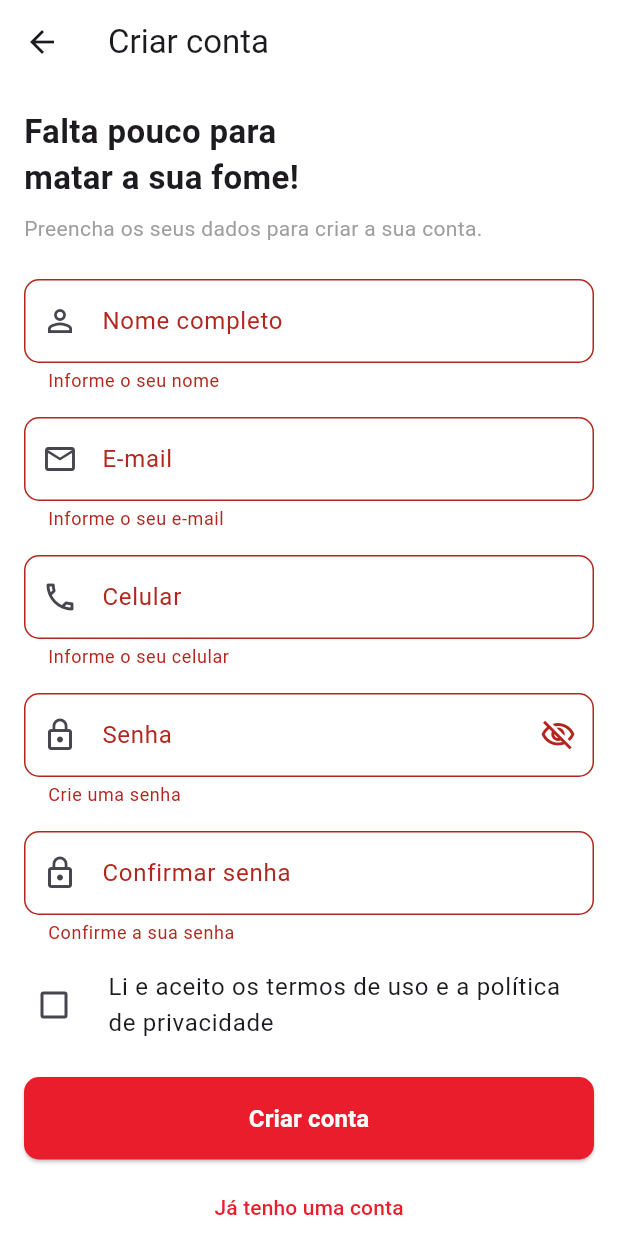
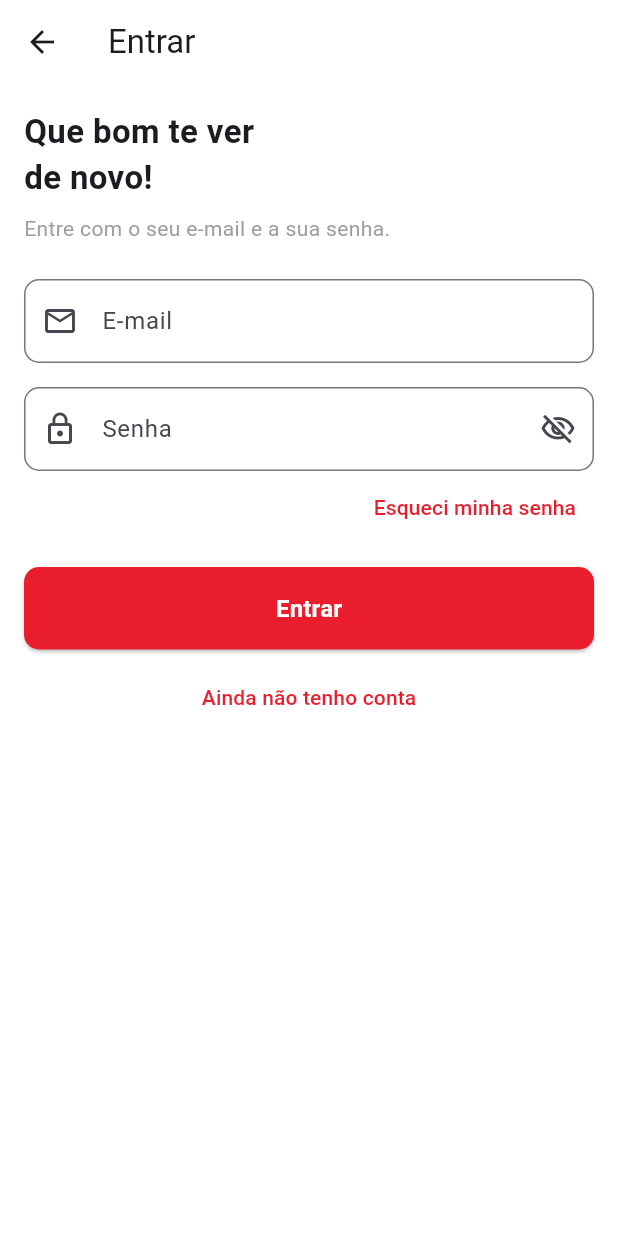
Before and after one commit to AndriuCoelho/restaurant-delivery, a Flutter app: the SignUpPage screen opened directly, after a tap on "Criar conta", after a tap on "Já tenho uma conta", on a phone screen of 412 x 824 dp. Run offline on Flutter 3.47's test engine with Material 3 defaults, Android fonts, the phone set to English and light mode, and no system bars; our stand-ins replace dio; network calls fail.

Commit message:
Implementação da tela de login

```diff
--- /dev/null
+++ b/lib/viewmodels/login_viewmodel.dart
@@ -0,0 +1,28 @@
+class LoginViewmodel {
+
+  // E-mail: obrigatório, no formato nome@dominio.com
+  String? validateEmail(String? value) {
+    final email = value?.trim() ?? '';
+    if (email.isEmpty) return 'Informe o seu e-mail';
+
+    final emailRegex = RegExp(r'^[\w.+-]+@[\w-]+\.[\w.]+$');
+    if (!emailRegex.hasMatch(email)) return 'E-mail inválido';
+    return null;
+  }
+
+  // Senha: no login, só precisa estar preenchida
+  String? validatePassword(String? value) {
+    if (value == null || value.isEmpty) return 'Informe a sua senha';
+    return null;
+  }
+
+  Future<String?> login({
+    required String email,
+    required String password,
+  }) async {
+    // mock: simula o tempo de uma chamada ao servidor
+    await Future.delayed(const Duration(seconds: 2));
+
+    return null; // null = deu certo
+  }
+}
--- /dev/null
+++ b/lib/views/pages/login_page.dart
@@ -0,0 +1,226 @@
+import 'package:flutter/material.dart';
+import 'package:guia_restaurantes/viewmodels/login_viewmodel.dart';
+import 'package:guia_restaurantes/views/pages/sign_up_page.dart';
+
+class LoginPage extends StatefulWidget {
+
+  static const _ifoodRed = Color(0xFFEA1D2C);
+
+  const LoginPage({
+    super.key
+  });
+
+  @override
+  State<LoginPage> createState() => _LoginPageState();
+}
+
+class _LoginPageState extends State<LoginPage> {
+
+  final _viewModel = LoginViewmodel();
+  final _formKey = GlobalKey<FormState>();
+
+  final _emailController = TextEditingController();
+  final _passwordController = TextEditingController();
+
+  bool _obscurePassword = true;
+  bool _isLoading = false;
+
+  @override
+  void dispose() {
+    _emailController.dispose();
+    _passwordController.dispose();
+    super.dispose();
+  }
+
+  Future<void> _submit() async {
+    // 1. valida os campos
+    final isValid = _formKey.currentState!.validate();
+    if (!isValid) return;
+
+    // 2. liga o carregamento
+    setState(() {
+      _isLoading = true;
+    });
+
+    // 3. pede o login ao ViewModel e espera a resposta
+    final error = await _viewModel.login(
+      email: _emailController.text,
+      password: _passwordController.text,
+    );
+
+    // 4. se a tela foi fechada durante a espera, para aqui
+    if (!mounted) return;
+
+    setState(() {
+      _isLoading = false;
+    });
+
+    // 5. erro: mostra a mensagem e fica na tela
+    if (error != null) {
+      ScaffoldMessenger.of(context).showSnackBar(
+        SnackBar(content: Text(error)),
+      );
+      return;
+    }
+
+    // 6. deu certo: avisa e volta para o Perfil
+    ScaffoldMessenger.of(context).showSnackBar(
+      const SnackBar(content: Text('Que bom te ver de novo!')),
+    );
+    Navigator.pop(context);
+  }
+
+  @override
+  Widget build(BuildContext context) {
+    return Scaffold(
+      backgroundColor: Colors.white,
+      appBar: AppBar(
+        backgroundColor: Colors.white,
+        title: const Text('Entrar'),
+      ),
+      body: SafeArea(
+        child: SingleChildScrollView(
+          padding: const EdgeInsets.all(16),
+          child: Form(
+            key: _formKey,
+            child: Column(
+              crossAxisAlignment: CrossAxisAlignment.stretch,
+              children: [
+                _buildHeader(),
+                const SizedBox(height: 24),
+
+                _buildField(
+                  label: 'E-mail',
+                  icon: Icons.mail_outline,
+                  keyboardType: TextInputType.emailAddress,
+                  controller: _emailController,
+                  validator: _viewModel.validateEmail,
+                ),
+                const SizedBox(height: 16),
+
+                _buildField(
+                  label: 'Senha',
+                  icon: Icons.lock_outline,
+                  obscureText: _obscurePassword,
+                  controller: _passwordController,
+                  validator: _viewModel.validatePassword,
+                  suffixIcon: IconButton(
+                    onPressed: () {
+                      setState(() {
+                        _obscurePassword = !_obscurePassword;
+                      });
+                    },
+                    icon: Icon(
+                      _obscurePassword ? Icons.visibility_off_outlined : Icons.visibility_outlined,
+                    ),
+                  ),
+                ),
+
+                _buildForgotPassword(),
+                const SizedBox(height: 16),
+
+                _buildSubmitButton(),
+                const SizedBox(height: 8),
+
+                _buildSignUpLink(),
+              ],
+            ),
+          ),
+        ),
+      ),
+    );
+  }
+
+  Widget _buildHeader() {
+    return const Column(
+      crossAxisAlignment: CrossAxisAlignment.start,
+      children: [
+        Text(
+          'Que bom te ver\nde novo!',
+          style: TextStyle(fontSize: 22, fontWeight: FontWeight.w600),
+        ),
+        SizedBox(height: 8),
+        Text(
+          'Entre com o seu e-mail e a sua senha.',
+          style: TextStyle(color: Colors.grey),
+        ),
+      ],
+    );
+  }
+
+  Widget _buildField({required String label,
+    required IconData icon,
+    TextInputType keyboardType = TextInputType.text,
+    bool obscureText = false,
+    Widget? suffixIcon,
+    String? Function(String?)? validator,
+    TextEditingController? controller}) {
+
+    return TextFormField(
+      keyboardType: keyboardType,
+      obscureText: obscureText,
+      controller: controller,
+      validator: validator,
+      decoration: InputDecoration(
+        labelText: label,
+        prefixIcon: Icon(icon),
+        suffixIcon: suffixIcon,
+        border: OutlineInputBorder(borderRadius: BorderRadius.circular(10)),
+        focusedBorder: OutlineInputBorder(
+          borderRadius: BorderRadius.circular(10),
+          borderSide: const BorderSide(color: LoginPage._ifoodRed, width: 2),
+        ),
+        floatingLabelStyle: const TextStyle(color: LoginPage._ifoodRed),
+      ),
+    );
+  }
+
+  Widget _buildForgotPassword() {
+    return Align(
+      alignment: Alignment.centerRight,
+      child: TextButton(
+        onPressed: () {
+          // a seguir: tela de recuperação de senha
+        },
+        style: TextButton.styleFrom(foregroundColor: LoginPage._ifoodRed),
+        child: const Text('Esqueci minha senha'),
+      ),
+    );
+  }
+
+  Widget _buildSubmitButton() {
+    return ElevatedButton(
+      onPressed: _isLoading ? null : _submit,
+      style: ElevatedButton.styleFrom(
+        backgroundColor: LoginPage._ifoodRed,
+        foregroundColor: Colors.white,
+        disabledBackgroundColor: LoginPage._ifoodRed.withValues(alpha: 0.6),
+        padding: const EdgeInsets.symmetric(vertical: 16),
+        shape: RoundedRectangleBorder(borderRadius: BorderRadius.circular(10)),
+      ),
+      child: _isLoading
+          ? const SizedBox(
+        height: 20,
+        width: 20,
+        child: CircularProgressIndicator(strokeWidth: 2, color: Colors.white),
+      )
+          : const Text(
+        'Entrar',
+        style: TextStyle(fontSize: 16, fontWeight: FontWeight.w600),
+      ),
+    );
+  }
+
+  Widget _buildSignUpLink() {
+    return TextButton(
+      onPressed: () {
+        Navigator.pushReplacement(
+          context,
+          MaterialPageRoute(builder: (context) => const SignUpPage()),
+        );
+      },
+      style: TextButton.styleFrom(foregroundColor: LoginPage._ifoodRed),
+      child: const Text('Ainda não tenho conta'),
+    );
+  }
+}
--- a/lib/views/pages/sign_up_page.dart
+++ b/lib/views/pages/sign_up_page.dart
@@ -1,5 +1,6 @@
 import 'package:flutter/material.dart';
 import 'package:guia_restaurantes/viewmodels/sign_up_viewmodel.dart';
+import 'package:guia_restaurantes/views/pages/login_page.dart';
 
 class SignUpPage extends StatefulWidget {
 
@@ -181,7 +182,10 @@ class _SignUpPageState extends State<SignUpPage> {
   Widget _buildLoginLink(BuildContext context) {
     return TextButton(
         onPressed: () {
-          // Ação do botão
+          Navigator.pushReplacement(
+              context,
+              MaterialPageRoute(builder: (context) => const LoginPage()),
+          );
         },
         style: TextButton.styleFrom(foregroundColor: SignUpPage._ifoodRed),
         child: const Text('Já tenho uma conta')
```
